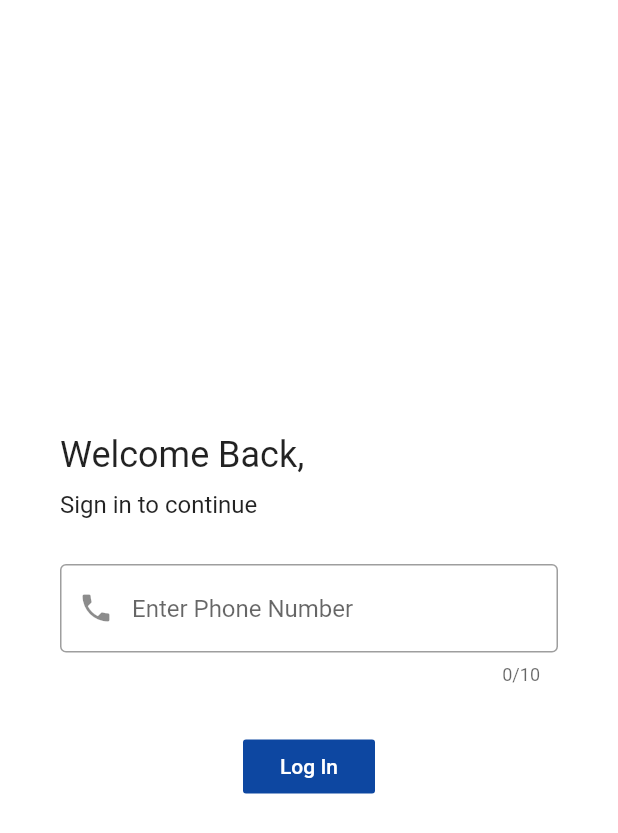
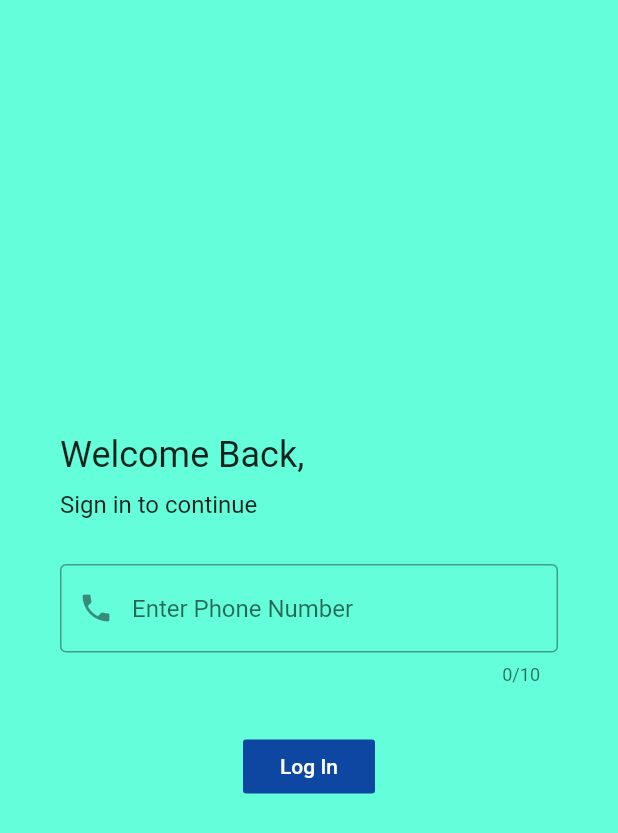
Before and after one commit to KhangLama/SWP409, a Flutter app: the screen it shows after launch, on a phone screen of 412 x 824 dp. Shown: the top 833 px of the screen. Run offline on Flutter 3.47's test engine with Material 2 defaults, Android fonts, the light colour scheme and no system bars.

Commit message:
Update main.dart

```diff
--- a/lib/main.dart
+++ b/lib/main.dart
@@ -4,5 +4,5 @@ void main() {
   runApp(LoginPage());
 }
 
-Color backgroundColor = Colors.white;
+Color backgroundColor = Colors.tealAccent;
 Color buttonColor = Colors.blue[900];
```
